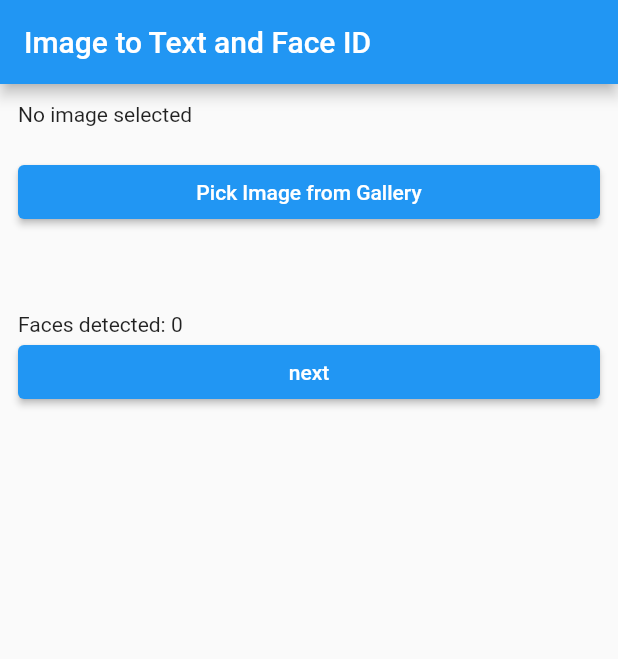
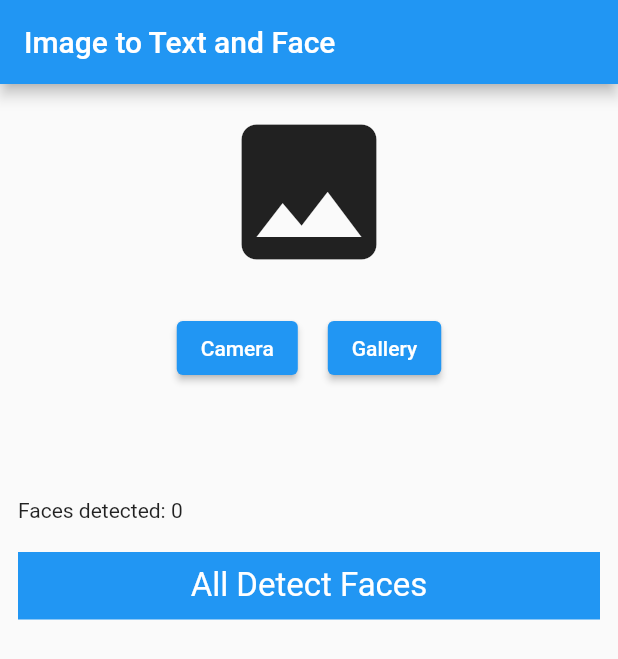
Before and after one commit to shakilab0/text_image_reader, a Flutter app: the screen it shows after launch, on a phone screen of 412 x 824 dp. Shown: the top 659 px of the screen. Run offline on Flutter 3.47's test engine with Material 2 defaults, Android fonts, the phone set to English and light mode, and no system bars; our stand-ins replace image_picker; missing offline and left inert: google_ml_kit.

Commit message:
some code modify

```diff
--- a/lib/HomeScreen.dart
+++ b/lib/HomeScreen.dart
@@ -1,16 +1,17 @@
+import 'dart:typed_data';
+
 import 'package:flutter/material.dart';
 import 'package:image_picker/image_picker.dart';
 import 'dart:io';
 import 'package:google_ml_kit/google_ml_kit.dart';
 import 'dart:ui' as ui;
-
 import 'package:text_image_reader/face_display_page.dart';
 
 class HomeScreen extends StatefulWidget {
   const HomeScreen({super.key});
 
   @override
-  _HomeScreenState createState() => _HomeScreenState();
+  State<HomeScreen> createState() => _HomeScreenState();
 }
 
 class _HomeScreenState extends State<HomeScreen> {
@@ -18,19 +19,19 @@ class _HomeScreenState extends State<HomeScreen> {
   String _resultText = '';
   List<Face> _faces = [];
   ui.Image? iimage;
-  List<ui.Image>? croppedFaces;
+  List<ui.Image> croppedFaces = [];
+  List<Uint8List> croppedFacesData = [];
 
   Future pickImage(ImageSource source) async {
     final image = await ImagePicker().pickImage(source: source);
     if (image == null) return;
 
     final imageTemp = File(image.path);
-
-    setState(() async {
+    setState(()  {
       _image = imageTemp;
       _performOCR();
-      await _loadImage(imageTemp);
-      await _detectFaces();
+      _loadImage(imageTemp);
+      _detectFaces();
     });
   }
 
@@ -51,17 +52,10 @@ class _HomeScreenState extends State<HomeScreen> {
   Future _detectFaces() async {
     if (_image != null) {
       final inputImage = InputImage.fromFile(_image!);
-      final faceDetector = GoogleMlKit.vision.faceDetector(FaceDetectorOptions(
-        // mode: FaceDetectorMode.accurate,
-        // enableLandmarks: true,
-        // enableContours: true,
-        // enableTracking: true,
-        // enableClassification: true
-      ));
+      final faceDetector = GoogleMlKit.vision.faceDetector(FaceDetectorOptions());
       final faces = await faceDetector.processImage(inputImage);
-       final _croppedFaces = await _cropFaces(_image!, faces);
+       await _cropFaces(_image!, faces);
       setState(() {
-        croppedFaces = _croppedFaces;
         _faces = faces;
       });
 
@@ -83,11 +77,10 @@ class _HomeScreenState extends State<HomeScreen> {
     return resultText;
   }
 
-  Future<List<ui.Image>> _cropFaces(File imageFile, List<Face> faces) async {
+  Future<void> _cropFaces(File imageFile, List<Face> faces) async {
     final bytes = await imageFile.readAsBytes();
     final originalImage = await decodeImageFromList(bytes);
 
-    final List<ui.Image> croppedFaces = [];
     for (var face in faces) {
       final faceRect = face.boundingBox;
       final recorder = ui.PictureRecorder();
@@ -103,9 +96,16 @@ class _HomeScreenState extends State<HomeScreen> {
       final picture = recorder.endRecording();
       final img = await picture.toImage(faceRect.width.toInt(), faceRect.height.toInt());
       croppedFaces.add(img);
+      //pass image in byte Start
+      final byteData = await img.toByteData(format: ui.ImageByteFormat.png);
+      if (byteData != null) {
+        final uint8list = byteData.buffer.asUint8List();
+        croppedFacesData.add(uint8list);
+      }
     }
+    // pass image in byte end
+    setState(() {});
 
-    return croppedFaces;
   }
 
 
@@ -113,7 +113,7 @@ class _HomeScreenState extends State<HomeScreen> {
   Widget build(BuildContext context) {
     return Scaffold(
       appBar: AppBar(
-        title: Text('Image to Text and Face ID'),
+        title: const Text('Image to Text and Face '),
       ),
       body: Padding(
         padding: const EdgeInsets.all(12.0),
@@ -121,7 +121,7 @@ class _HomeScreenState extends State<HomeScreen> {
           children: <Widget>[
             _image != null
                 ? Image.file(_image!)
-                : Text('No image selected'),
+                : Icon(Icons.image,size: 120,),
             SizedBox(height: 20),
 
             _faces.isNotEmpty
@@ -135,32 +135,43 @@ class _HomeScreenState extends State<HomeScreen> {
               ),
             )
                 : Container(),
+            Row(
+              mainAxisAlignment: MainAxisAlignment.center,
+              children: [
+                ElevatedButton(
+                  onPressed: () => pickImage(ImageSource.camera),
+                  child: Text('Camera'),
+                ),
+                SizedBox(width: 20),
+                ElevatedButton(
+                  onPressed: () => pickImage(ImageSource.gallery),
+                  child: Text('Gallery'),
+                ),
+              ],
+            ),
 
-            // ElevatedButton(
-            //   onPressed: () => pickImage(ImageSource.camera),
-            //   child: Text('Pick Image from Camera'),
-            // ),
-            ElevatedButton(
-              onPressed: () => pickImage(ImageSource.gallery),
-              child: Text('Pick Image from Gallery'),
-            ),
-            SizedBox(height: 20),
+
+            const SizedBox(height: 20),
             Text(_resultText),
-            SizedBox(height: 20),
+            const SizedBox(height:40),
             Text('Faces detected: ${_faces.length}'),
-            ElevatedButton(
-              onPressed: () {
-                if(croppedFaces != null){
+            const SizedBox(height:20),
+            InkWell(
+              onTap: (){
+                if(croppedFaces.isNotEmpty){
                   if (_faces.isNotEmpty) {
                     Navigator.push(context, MaterialPageRoute(
-                        builder: (context) => FaceDisplayPage(croppedFaces: croppedFaces!),
-                      ),
+                      builder: (context) => FaceDisplayPage(croppedFaces: croppedFaces, croppedFacesData: croppedFacesData,),
+                    ),
                     );
                   }
                 }
-
               },
-              child: Text('next'),
+              child: Container(
+                color: Colors.blue,
+                height: 45,
+                child: const Center(child: Text("All Detect Faces",style: TextStyle(fontSize: 22,color: Colors.white),)),
+              ),
             ),
           ],
         ),
@@ -190,7 +201,6 @@ class FacePainter extends CustomPainter {
 
     }
   }
-
   @override
   void paint(ui.Canvas canvas, ui.Size size) {
     final Paint boundingBoxPaint = Paint()
--- a/pubspec.yaml
+++ b/pubspec.yaml
@@ -36,7 +36,6 @@ dependencies:
   # Use with the CupertinoIcons class for iOS style icons.
   cupertino_icons: ^1.0.2
   google_ml_kit: ^0.18.0
-  image: ^3.0.1
   image_picker: ^0.8.4+4
 
 
```
Also changed, not shown: lib/face_display_page.dart (+27 -4 lines), lib/main.dart (line endings or trailing spaces), pubspec.lock.
